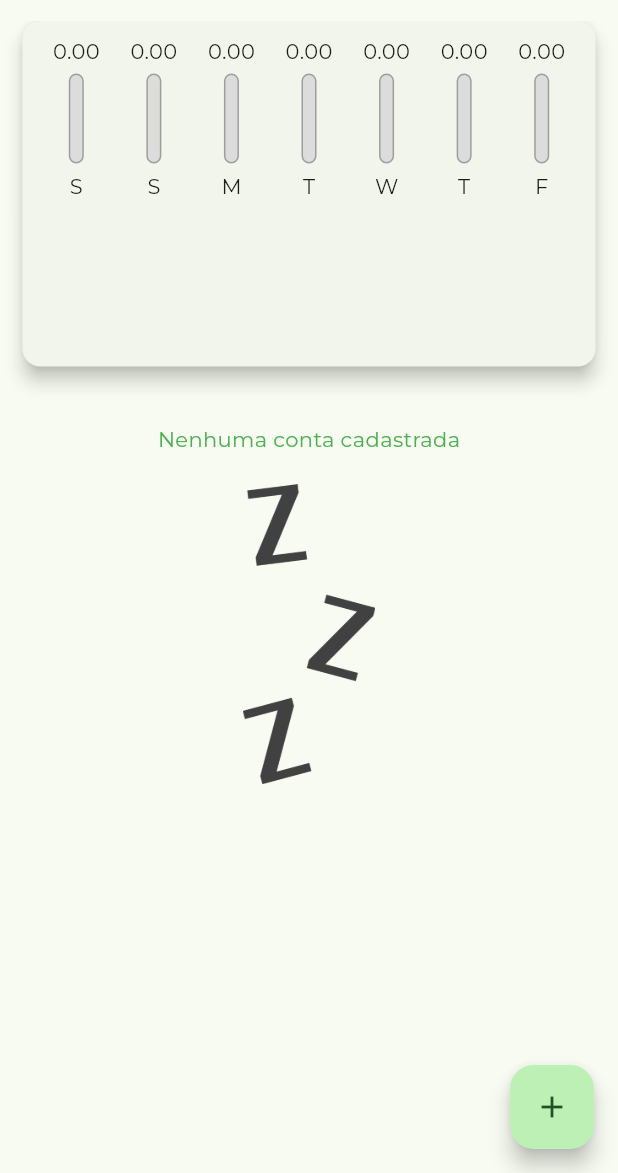
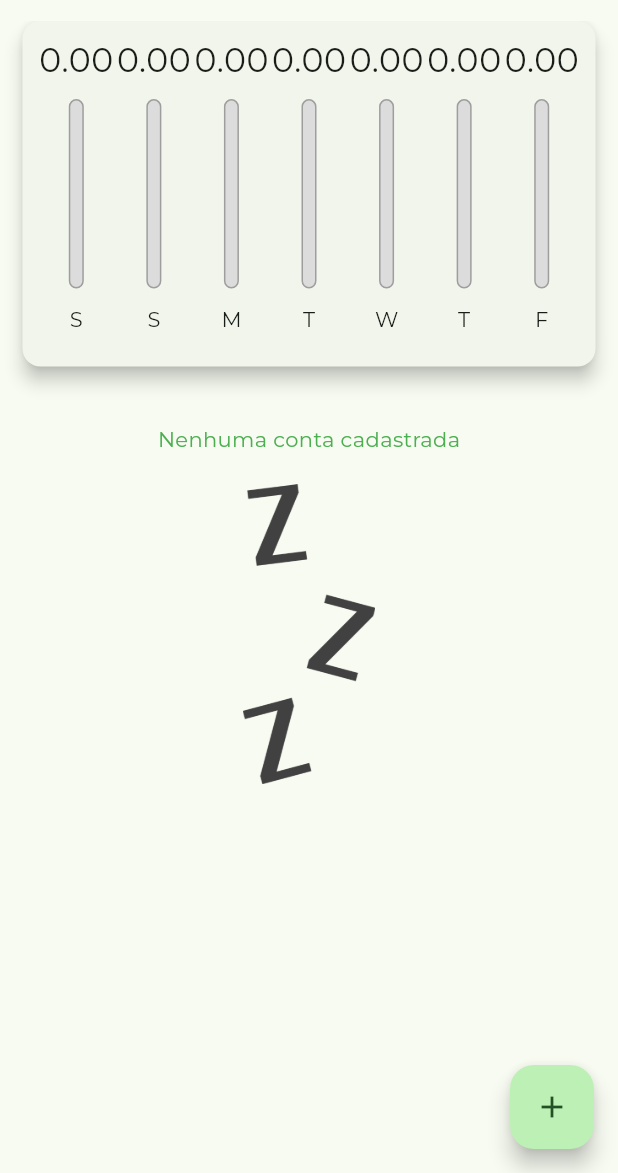
Before and after one commit to PedroGoncalves-Dev/Despesas-flutter, a Flutter app: the screen it shows after launch, on a phone screen of 412 x 824 dp, the part 63-1236 px from its top. Run offline on Flutter 3.47's test engine with Material 3 defaults, Android fonts, the phone set to English and light mode, and no system bars; project files that could hold a hidden picture were left out.

Commit message:
Usando o LayoutBuild pra pegar a a altura do contexto que esta inserido o widget

```diff
--- a/lib/components/chart_bar.dart
+++ b/lib/components/chart_bar.dart
@@ -1,4 +1,5 @@
 import 'package:flutter/material.dart';
+import 'package:flutter/rendering.dart';
 
 class ChartBar extends StatelessWidget {
   final String label;
@@ -9,19 +10,20 @@ class ChartBar extends StatelessWidget {
       {required this.label, required this.value, required this.percentege});
   @override
   Widget build(BuildContext context) {
+    return LayoutBuilder(builder: (ctx, constraints) {
       return Column(
         children: [
           SizedBox(
-          height: 20,
+            height: constraints.maxHeight * 0.15,
             child: FittedBox(
               child: Text(value.toStringAsFixed(2)),
             ),
           ),
-        const SizedBox(
-          height: 5,
+          SizedBox(
+            height: constraints.maxHeight * 0.05,
           ),
           Container(
-          height: 60,
+            height: constraints.maxHeight * 0.6,
             width: 10,
             child: Stack(
               alignment: Alignment.bottomCenter,
@@ -48,11 +50,14 @@ class ChartBar extends StatelessWidget {
               ],
             ),
           ),
-        const SizedBox(
-          height: 5,
+          SizedBox(
+            height: constraints.maxHeight * 0.05,
           ),
-        Text(label),
+          FittedBox(
+            child: Text(label),
+          ),
         ],
       );
+    });
   }
 }
```
Lines whose indentation alone changed are shown as unchanged.
